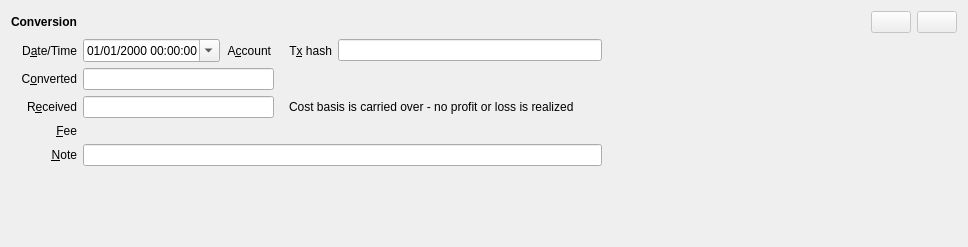
First picture: the form in jal/ui/widgets/conversion_operation.ui, repository titov-vv/jal, before the edit.
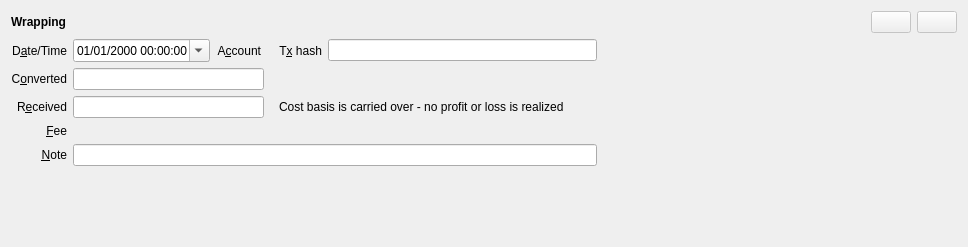
Second picture: the form after the edit. Custom widgets are drawn as their Qt base class.

Commit message: Conversion operation is displayed as Wrapping.

```diff
--- a/jal/ui/widgets/conversion_operation.ui
+++ b/jal/ui/widgets/conversion_operation.ui
@@ -22,7 +22,7 @@
       </font>
      </property>
      <property name="text">
-      <string>Conversion</string>
+      <string>Wrapping</string>
      </property>
     </widget>
    </item>
```
The commit also changes 5 other files.
